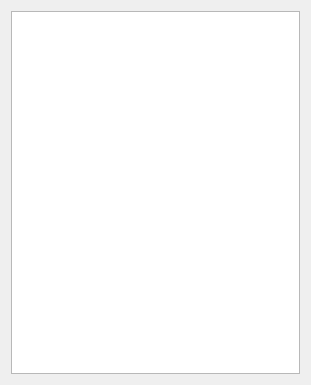
This is qt/log_page.ui in sanami/qt-music-player as Qt 5 draws it before an edit. The edited form follows.
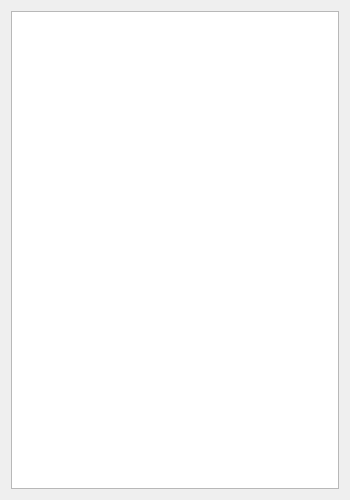
This is the edited form.

Diff of the .ui file:
```diff
--- a/qt/log_page.ui
+++ b/qt/log_page.ui
@@ -6,8 +6,8 @@
    <rect>
     <x>0</x>
     <y>0</y>
-    <width>311</width>
-    <height>385</height>
+    <width>350</width>
+    <height>500</height>
    </rect>
   </property>
   <property name="windowTitle">
```
